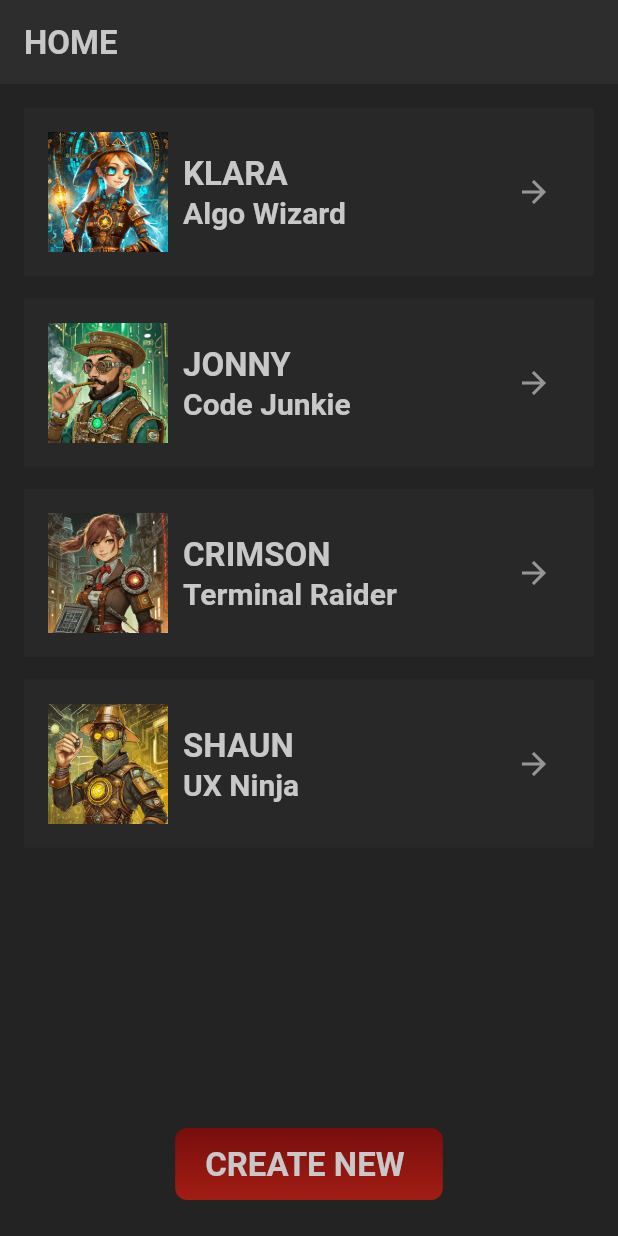
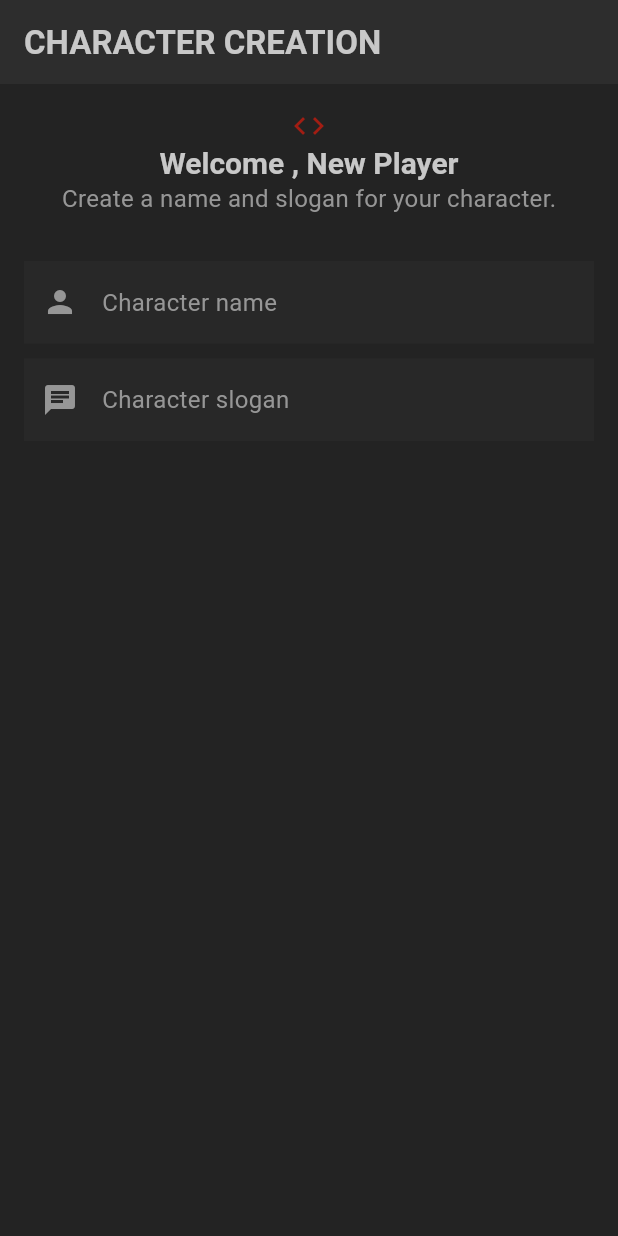
Before and after one commit to mohit23bisht/flutter_rpg, a Flutter app: the screen it shows after launch, on a phone screen of 412 x 824 dp. Run offline on Flutter 3.47's test engine with Material 3 defaults, Android fonts, the phone set to English and light mode, and no system bars; our stand-ins replace google_fonts; Roboto replaces fonts that are missing (Kanit).

Commit message:
code updated

```diff
--- a/lib/main.dart
+++ b/lib/main.dart
@@ -1,9 +1,10 @@
 import 'package:flutter/material.dart';
+import 'package:flutter_rpg_test/screens/create/create.dart';
 import 'package:flutter_rpg_test/screens/home/home.dart';
 import 'package:flutter_rpg_test/theme.dart';
 
 void main() {
-  runApp(MaterialApp(theme: appTheme, home: const Home()));
+  runApp(MaterialApp(theme: appTheme, home: const Create()));
 
 
 }
--- /dev/null
+++ b/lib/screens/create/create.dart
@@ -0,0 +1,55 @@
+import 'package:flutter/material.dart';
+import 'package:flutter_rpg_test/shared/styled_text.dart';
+import 'package:flutter_rpg_test/theme.dart';
+import 'package:google_fonts/google_fonts.dart';
+
+class Create extends StatefulWidget {
+  const Create({super.key});
+
+  @override
+  State<Create> createState() => _CreateState();
+}
+
+class _CreateState extends State<Create> {
+  @override
+  Widget build(BuildContext context) {
+    return Scaffold(
+      appBar: AppBar(title: const HeadlineText('Character creation')),
+      body: Container(
+        padding: EdgeInsets.all(16),
+        child: Column(
+          children: [
+            Center(child: Icon(Icons.code, color: AppColors.primaryColor)),
+            Center(child: TitleText('Welcome , New Player')),
+            Center(
+              child: StyledText('Create a name and slogan for your character.'),
+            ),
+            SizedBox(height: 30),
+
+            TextField(
+              cursorColor: AppColors.textColor,
+              style: GoogleFonts.kanit(
+                textStyle: Theme.of(context).textTheme.bodyMedium,
+              ),
+              decoration: InputDecoration(
+                prefixIcon: Icon(Icons.person),
+                label: StyledText('Character name'),
+              ),
+            ),
+            SizedBox(height: 10),
+            TextField(
+              style: GoogleFonts.kanit(
+                textStyle: Theme.of(context).textTheme.bodyMedium,
+              ),
+              cursorColor: AppColors.textColor,
+              decoration: InputDecoration(
+                prefixIcon: Icon(Icons.chat),
+                label: StyledText('Character slogan'),
+              ),
+            ),
+          ],
+        ),
+      ),
+    );
+  }
+}
--- a/lib/screens/home/character_card.dart
+++ b/lib/screens/home/character_card.dart
@@ -24,7 +24,7 @@
               crossAxisAlignment: CrossAxisAlignment.start,
               children: [
                 HeadlineText(character.name),
-                TitleText(character.vocation.title),
+                StyledText(character.vocation.title),
               ],
             ),
             Expanded(
--- a/lib/screens/home/home.dart
+++ b/lib/screens/home/home.dart
@@ -16,7 +16,7 @@
   @override
   Widget build(BuildContext context) {
     return Scaffold(
-      appBar: AppBar(title: const HeadlineText('Home')),
+      appBar: AppBar(title: const HeadlineText('Characters')),
       body: Container(
         padding: const EdgeInsets.all(16),
         child: Column(
--- a/lib/theme.dart
+++ b/lib/theme.dart
@@ -9,11 +9,9 @@
   static Color textColor = Color.fromRGBO(150, 150, 150, 1);
   static Color highlightColor = Color.fromRGBO(212, 172, 13, 1);
   static Color successColor = Color.fromRGBO(9, 149, 110, 1);
-
 }
 
 ThemeData appTheme = ThemeData(
-
   //seed color
   colorScheme: ColorScheme.fromSeed(seedColor: AppColors.primaryColor),
 
@@ -32,10 +30,7 @@
       fontSize: 20,
       fontWeight: FontWeight.bold,
     ),
-    bodyMedium: TextStyle(
-      color: AppColors.textColor,
-      fontSize: 16,
-    ),
+    bodyMedium: TextStyle(color: AppColors.textColor, fontSize: 16),
     headlineMedium: TextStyle(
       color: AppColors.titleColor,
       fontSize: 22,
@@ -51,4 +46,11 @@
     margin: EdgeInsets.only(bottom: 15.0),
   ),
 
+  // inputdecoration
+  inputDecorationTheme: InputDecorationTheme(
+    filled: true,
+    fillColor: AppColors.secondaryColor.withValues(alpha: 0.5),
+    border: InputBorder.none,
+    prefixIconColor: AppColors.textColor,
+  ),
 );
```
Also changed, not shown: lib/Simulator Screenshot - iPhone 16 Pro - 2026-06-28 at 21.18.52.png (added).
